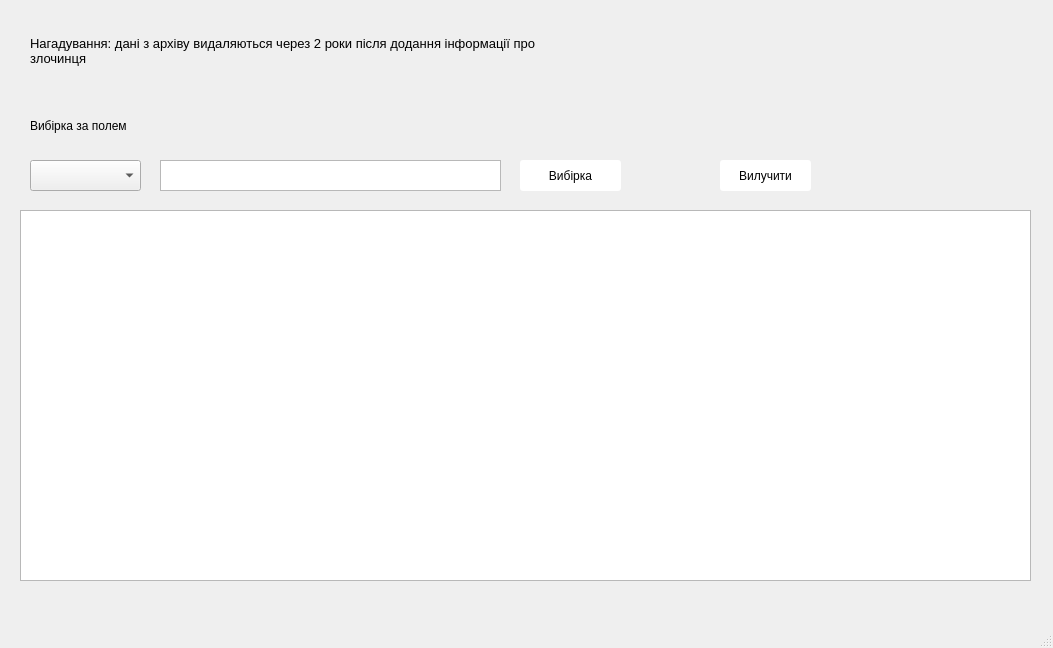
ValRudyka/courseprogram, file app/gui/archive.ui: the form before one commit.
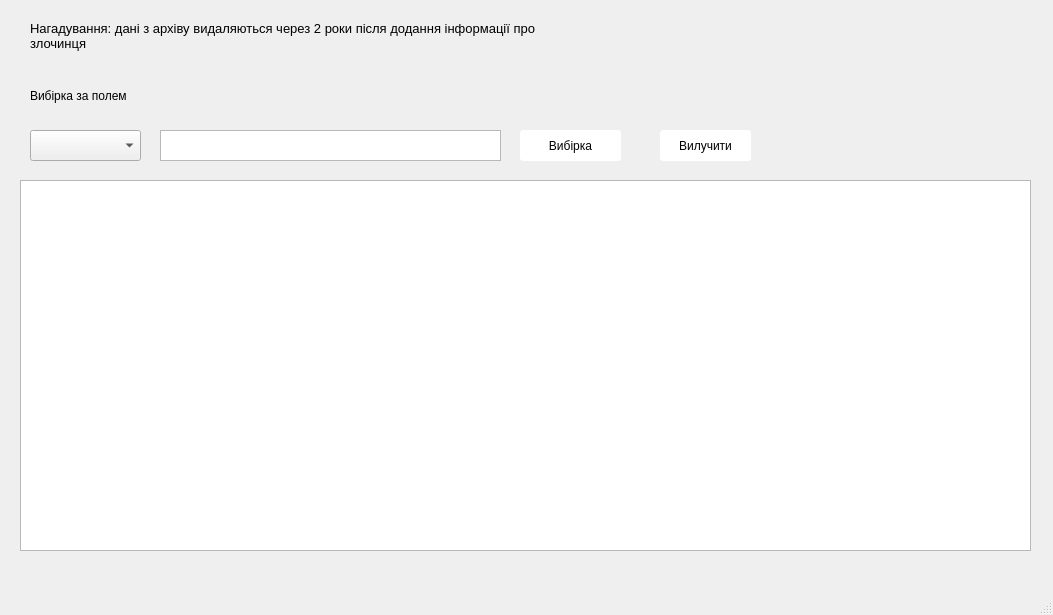
The form after the commit.

```diff
--- a/app/gui/archive.ui
+++ b/app/gui/archive.ui
@@ -7,7 +7,7 @@
     <x>0</x>
     <y>0</y>
     <width>1053</width>
-    <height>648</height>
+    <height>615</height>
    </rect>
   </property>
   <property name="windowTitle">
@@ -25,7 +25,7 @@
     <property name="geometry">
      <rect>
       <x>30</x>
-      <y>110</y>
+      <y>80</y>
       <width>131</width>
       <height>31</height>
      </rect>
@@ -44,7 +44,7 @@
     <property name="geometry">
      <rect>
       <x>30</x>
-      <y>160</y>
+      <y>130</y>
       <width>111</width>
       <height>31</height>
      </rect>
@@ -54,7 +54,7 @@
     <property name="geometry">
      <rect>
       <x>20</x>
-      <y>210</y>
+      <y>180</y>
       <width>1011</width>
       <height>371</height>
      </rect>
@@ -63,8 +63,8 @@
    <widget class="QPushButton" name="pushButton_4">
     <property name="geometry">
      <rect>
-      <x>720</x>
-      <y>160</y>
+      <x>660</x>
+      <y>130</y>
       <width>91</width>
       <height>31</height>
      </rect>
@@ -77,7 +77,7 @@
     <property name="geometry">
      <rect>
       <x>160</x>
-      <y>160</y>
+      <y>130</y>
       <width>341</width>
       <height>31</height>
      </rect>
@@ -87,7 +87,7 @@
     <property name="geometry">
      <rect>
       <x>520</x>
-      <y>160</y>
+      <y>130</y>
       <width>101</width>
       <height>31</height>
      </rect>
@@ -101,8 +101,8 @@
      <rect>
       <x>30</x>
       <y>0</y>
-      <width>561</width>
-      <height>101</height>
+      <width>541</width>
+      <height>71</height>
      </rect>
     </property>
     <property name="font">
```
